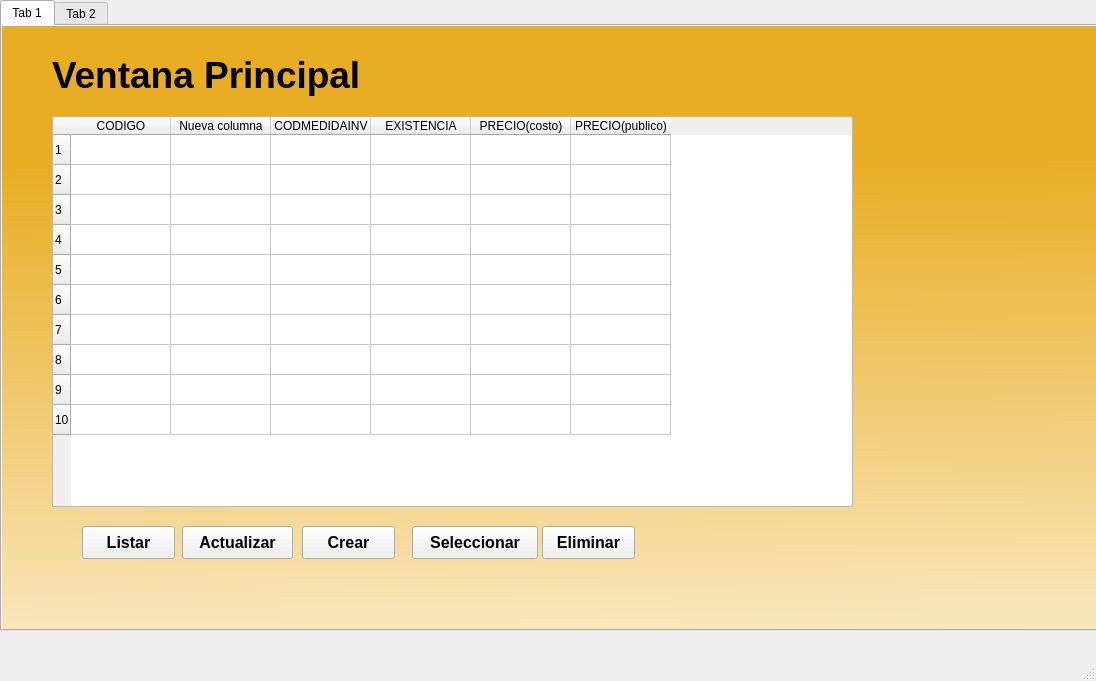
Before: the Qt Designer form Views/principal.ui in AngelAndreCotocCuzal/Proyecto_teoria_de_sistemas, drawn with Qt 5.
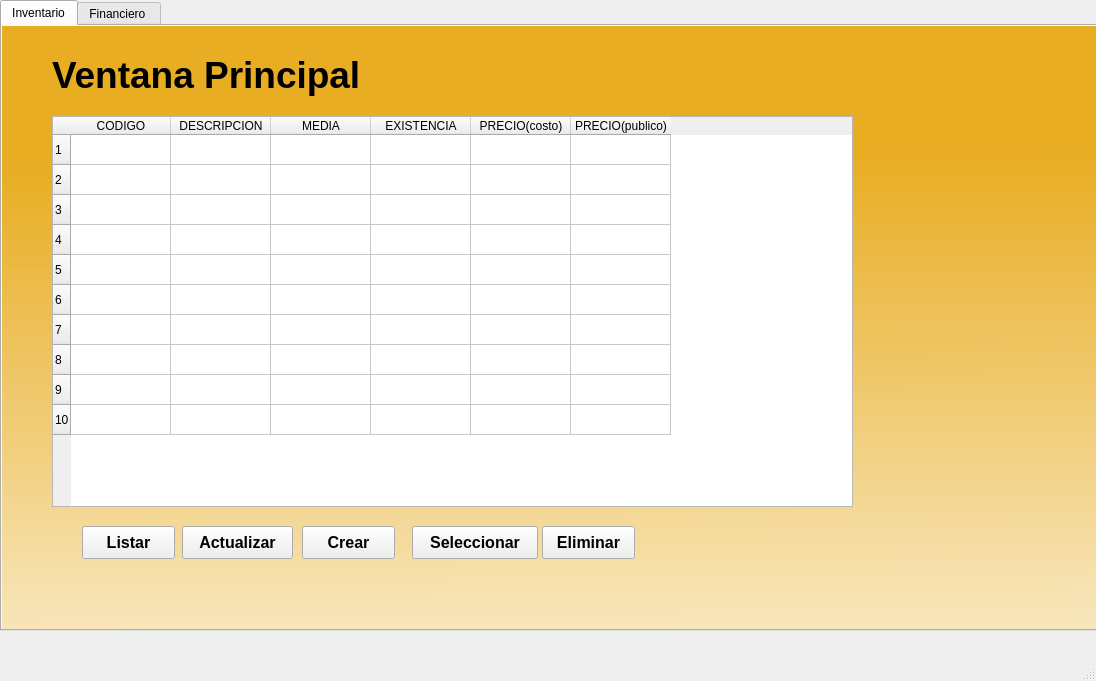
After: the same form once the commit is applied.

```diff
--- a/Views/principal.ui
+++ b/Views/principal.ui
@@ -28,7 +28,7 @@
     </property>
     <widget class="QWidget" name="tab_6">
      <attribute name="title">
-      <string>Tab 1</string>
+      <string>Inventario</string>
      </attribute>
      <widget class="QTableWidget" name="table_product">
       <property name="geometry">
@@ -62,12 +62,12 @@
       </column>
       <column>
        <property name="text">
-        <string>Nueva columna</string>
+        <string>DESCRIPCION</string>
        </property>
       </column>
       <column>
        <property name="text">
-        <string>CODMEDIDAINV</string>
+        <string>MEDIA</string>
        </property>
       </column>
       <column>
@@ -248,7 +248,7 @@
     </widget>
     <widget class="QWidget" name="tab_8">
      <attribute name="title">
-      <string>Tab 2</string>
+      <string>Financiero </string>
      </attribute>
     </widget>
    </widget>
```
